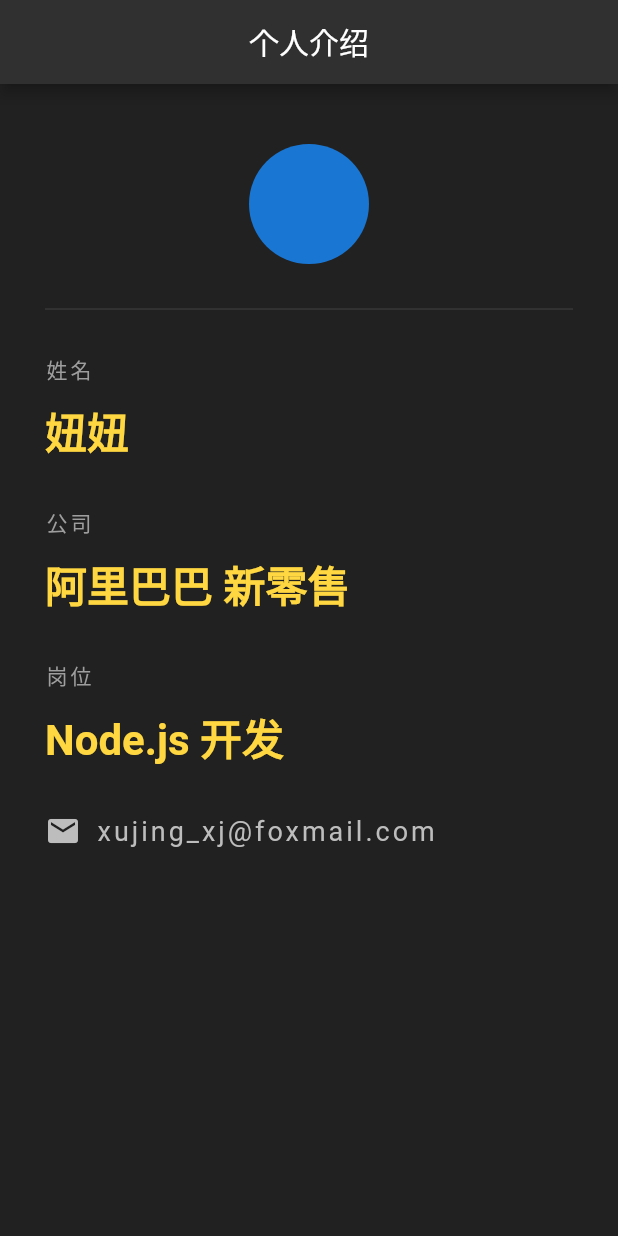
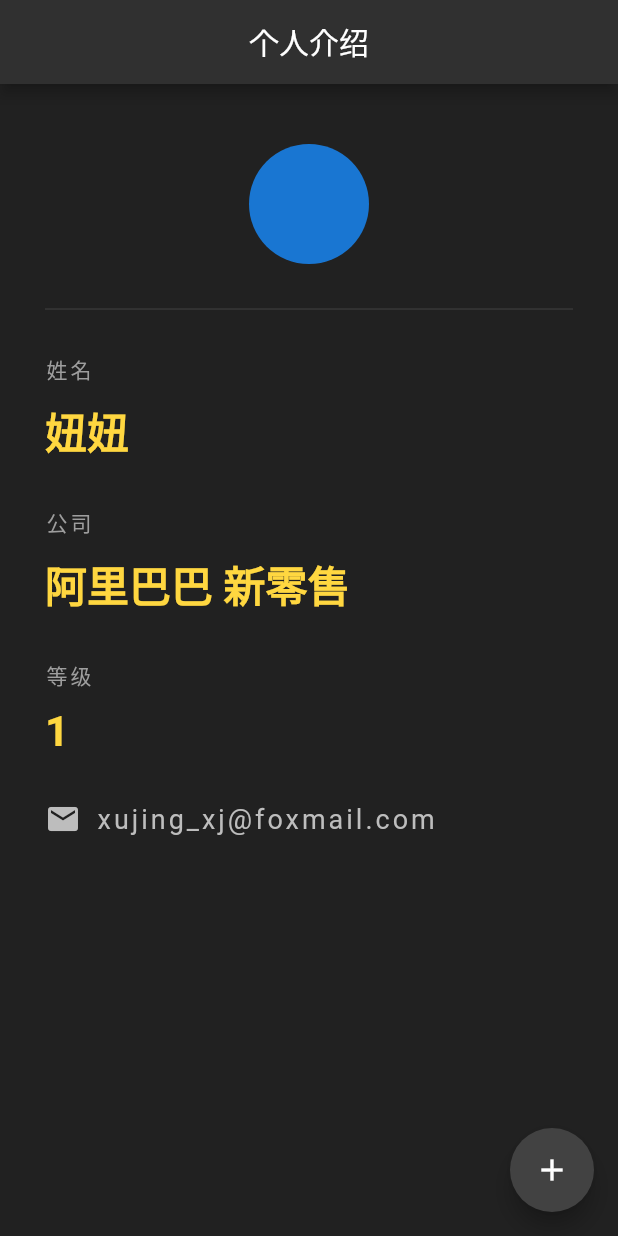
Before and after one commit to xjxujing/flutter-first-app, a Flutter app: the screen it shows after launch, on a phone screen of 412 x 824 dp. Run offline on Flutter 3.47's test engine with Material 2 defaults, Android fonts, the phone set to English and light mode, and no system bars.

Commit message:
使用 setState 改变有状态的 widget

```diff
--- a/lib/main.dart
+++ b/lib/main.dart
@@ -8,6 +8,8 @@ class Home extends StatefulWidget {
 }
 
 class _HomeState extends State<Home> {
+  int level = 1;
+
   @override
   Widget build(BuildContext context) {
     return Scaffold(
@@ -16,6 +18,15 @@ class _HomeState extends State<Home> {
         title: Text("个人介绍"),
         centerTitle: true,
         backgroundColor: Colors.grey[850],
+      ),
+      floatingActionButton: FloatingActionButton(
+        onPressed: () {
+          setState(() {
+            level += 1;
+          });
+        },
+        backgroundColor: Colors.grey[800],
+        child: Icon(Icons.add),
       ),
       body: Padding(
         padding: const EdgeInsets.fromLTRB(30.0, 40.0, 30.0, 0),
@@ -50,10 +61,10 @@ class _HomeState extends State<Home> {
                     fontWeight: FontWeight.bold,
                     fontSize: 28.0)),
             SizedBox(height: 30.0),
-            Text("岗位",
+            Text("等级",
                 style: TextStyle(color: Colors.grey, letterSpacing: 2.0)),
             SizedBox(height: 10.0),
-            Text("Node.js 开发",
+            Text("$level",
                 style: TextStyle(
                     color: Colors.amberAccent[200],
                     fontWeight: FontWeight.bold,
```
